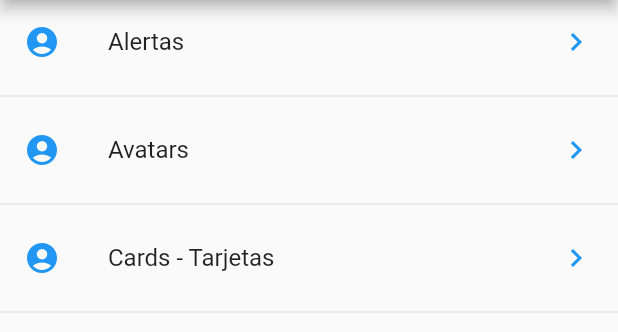
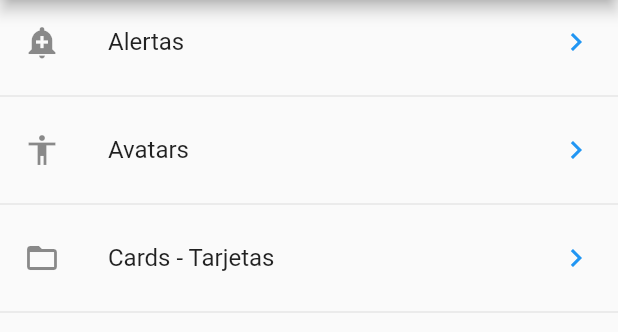
Before and after one commit to himuraxkenji/ideal-memory, a Flutter app: the screen it shows after launch, on a phone screen of 412 x 824 dp, the part 84-416 px from its top. Run offline on Flutter 3.47's test engine with Material 2 defaults, Android fonts, the phone set to English and light mode, and no system bars.

Commit message:
Get icon of string

```diff
--- a/lib/src/pages/home_page.dart
+++ b/lib/src/pages/home_page.dart
@@ -1,3 +1,4 @@
+import 'package:componentes/src/utils/icono_string_util.dart';
 import 'package:flutter/material.dart';
 import 'package:componentes/src/providers/menu_provider.dart';
 
@@ -34,7 +35,7 @@ class HomePage extends StatelessWidget {
     data.forEach((opt){
       final widgetTemp = ListTile(
         title: Text(opt['texto']),
-        leading: Icon(Icons.account_circle, color: Colors.blue),
+        leading: getIcon(opt['icon']),
         trailing: Icon(Icons.keyboard_arrow_right, color: Colors.blue),
         onTap: (){}
       );
--- /dev/null
+++ b/lib/src/utils/icono_string_util.dart
@@ -0,0 +1,12 @@
+
+import 'package:flutter/material.dart';
+
+final _icons = <String, IconData>{
+  'add_alert'     : Icons.add_alert,
+  'accessibility' : Icons.accessibility,
+  'folder_open'   : Icons.folder_open,
+};
+
+Icon getIcon(String nombreIcono){
+  return Icon(_icons[nombreIcono]);
+}
```
